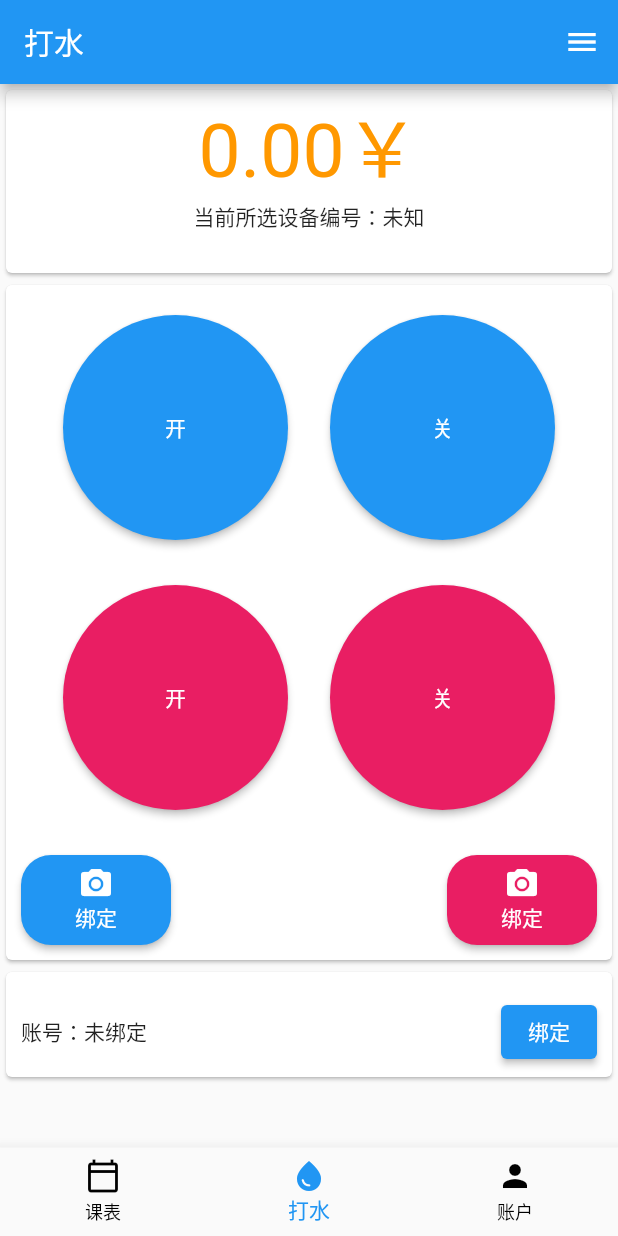
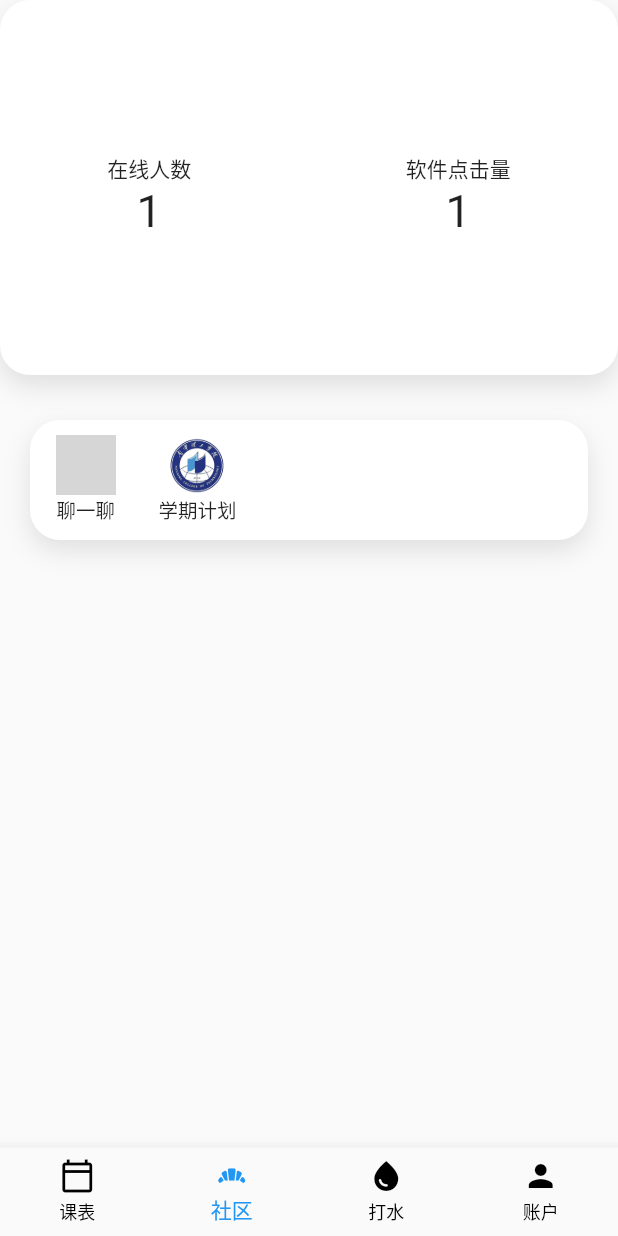
Before and after one commit to Changbaiqi/NNLG, a Flutter app: the Main screen opened directly, item 2 of the bottom bar chosen, on a phone screen of 412 x 824 dp. Run offline on Flutter 3.47's test engine with Material 2 defaults, Android fonts, the phone set to English and light mode, and no system bars; our stand-ins replace dio, fluttertoast, image_gallery_saver, qr_flutter, shared_preferences; missing offline and left inert: amap_flutter_base, amap_flutter_map, scan; accounts and stored records are empty; network calls fail; grey boxes are pictures that could not be loaded.

Commit message:
预更新社区相关功能

```diff
--- a/lib/view/Main.dart
+++ b/lib/view/Main.dart
@@ -1,6 +1,7 @@
 import 'dart:async';
 
 import 'package:flutter/material.dart';
+import 'package:nnlg/view/Main_community.dart';
 import 'package:nnlg/view/Main_course.dart';
 import 'package:nnlg/view/Main_user.dart';
 import 'package:nnlg/view/Main_water.dart';
@@ -15,10 +16,11 @@ class Main extends StatefulWidget {
 
 class _MainState extends State<Main> {
 
-  List<Widget> _viewList = [ Main_course(),Main_water(), Main_user()];
+  List<Widget> _viewList = [ Main_course(),Main_community(),Main_water(), Main_user()];
   int _index = 2;
   List<BottomNavigationBarItem> _itemList = [
     BottomNavigationBarItem(icon: Icon(Icons.calendar_today_outlined),label: '课表'),
+    BottomNavigationBarItem(icon: Icon(Icons.bakery_dining),label: '社区'),
     BottomNavigationBarItem(icon: Icon(Icons.water_drop),label: '打水'),
     BottomNavigationBarItem(icon: Icon(Icons.person),label: '账户')
   ];
@@ -33,6 +35,8 @@ class _MainState extends State<Main> {
       ),
       bottomNavigationBar: BottomNavigationBar(
         currentIndex: _index,
+        showUnselectedLabels: true,
+        type: BottomNavigationBarType.fixed,
         selectedItemColor: Colors.blue,
         unselectedItemColor: Colors.black,
         onTap: (c){
--- /dev/null
+++ b/lib/view/Main_community.dart
@@ -0,0 +1,136 @@
+import 'dart:io';
+
+import 'package:flutter/material.dart';
+
+class Main_community extends StatefulWidget {
+  const Main_community({Key? key}) : super(key: key);
+
+  @override
+  State<Main_community> createState() => _Main_communityState();
+}
+
+class _Main_communityState extends State<Main_community> {
+  @override
+  Widget build(BuildContext context) {
+    return Scaffold(
+      body: Community(),
+    );
+  }
+}
+
+class Community extends StatefulWidget {
+  const Community({Key? key}) : super(key: key);
+
+  @override
+  State<Community> createState() => _CommunityState();
+}
+
+class _CommunityState extends State<Community> {
+  @override
+  Widget build(BuildContext context) {
+    return Column(
+      children: [
+        //头部显示--------------------
+        Container(
+          decoration: BoxDecoration(
+              color: Colors.white,
+              borderRadius: BorderRadius.all(Radius.circular(20)),
+              boxShadow: [
+                BoxShadow(
+                    offset: Offset(0.0, 7.0),
+                    blurRadius: 14.0,
+                    spreadRadius: 0,
+                    color: Color(0xFFdfdfdf))
+              ]),
+          height: 250,
+          child: Padding(
+            padding: EdgeInsets.fromLTRB(0, 10, 0, 0),
+            child: Container(
+              child: Center(
+                child: Row(
+                  mainAxisAlignment: MainAxisAlignment.spaceAround,
+                  children: [
+                    Column(
+                      mainAxisAlignment: MainAxisAlignment.center,
+                      children: [
+                        Text('在线人数'),
+                        Text('1',style: TextStyle(fontSize: 30))
+                      ],
+                    ),
+                    Column(
+                      mainAxisAlignment: MainAxisAlignment.center,
+                      children: [
+                        Text('软件点击量'),
+                        Text('1',style: TextStyle(fontSize: 30),)
+                      ],
+                    )
+                  ],
+                ),
+              ),
+            ),
+          ),
+        ),
+        Padding(
+          padding: EdgeInsets.fromLTRB(20, 30, 20, 0),
+          child: Container(
+            decoration: BoxDecoration(
+                color: Colors.white,
+                borderRadius: BorderRadius.all(Radius.circular(20)),
+                boxShadow: [
+                  BoxShadow(
+                      offset: Offset(0.0, 7.0),
+                      blurRadius: 14.0,
+                      spreadRadius: 0,
+                      color: Color(0xFFdfdfdf))
+                ]),
+            height: 80,
+            child: Padding(
+              padding: EdgeInsets.fromLTRB(0, 10, 0, 0),
+              child: ScrollConfiguration(
+                behavior: CusBehavior(),
+                child: GridView(
+                  padding: EdgeInsets.symmetric(vertical: 0),
+                  gridDelegate: SliverGridDelegateWithFixedCrossAxisCount(
+                    crossAxisCount: 5,
+                  ),
+                  children: [
+                    boxChild("images/lyl.svg", '聊一聊'),
+                    boxChild('images/NNLG.png', '学期计划')
+                  ],
+                ),
+              ),
+            ),
+          ),
+        )
+      ],
+    );
+  }
+
+
+
+  Widget boxChild(String imgFile, String label) {
+    return Center(
+      child: Column(
+        children: [
+          Image.asset(
+            imgFile,
+            height: 40,
+          ),
+          Text(
+            label,
+            style: TextStyle(fontSize: 13),
+          )
+        ],
+      ),
+    );
+  }
+}
+
+class CusBehavior extends ScrollBehavior {
+  @override
+  Widget buildViewportChrome(
+      BuildContext context, Widget child, AxisDirection axisDirection) {
+    if (Platform.isAndroid || Platform.isFuchsia) return child;
+    return super.buildViewportChrome(context, child, axisDirection);
+  }
+}
--- a/pubspec.yaml
+++ b/pubspec.yaml
@@ -146,6 +146,10 @@ flutter:
     - images/2.0x/Fun_off.png
     - images/3.0x/Fun_off.png
     - images/4.0x/Fun_off.png
+    - images/lyl.svg
+    - images/2.0x/lyl.svg
+    - images/3.0x/lyl.svg
+    - images/4.0x/lyl.svg
   # To add assets to your application, add an assets section, like this:
   # assets:
   #   - images/a_dot_burr.jpeg
```
Also changed, not shown: images/2.0x/lyl.svg (added), images/3.0x/lyl.svg (added), images/4.0x/lyl.svg (added), images/lyl.svg (added).
